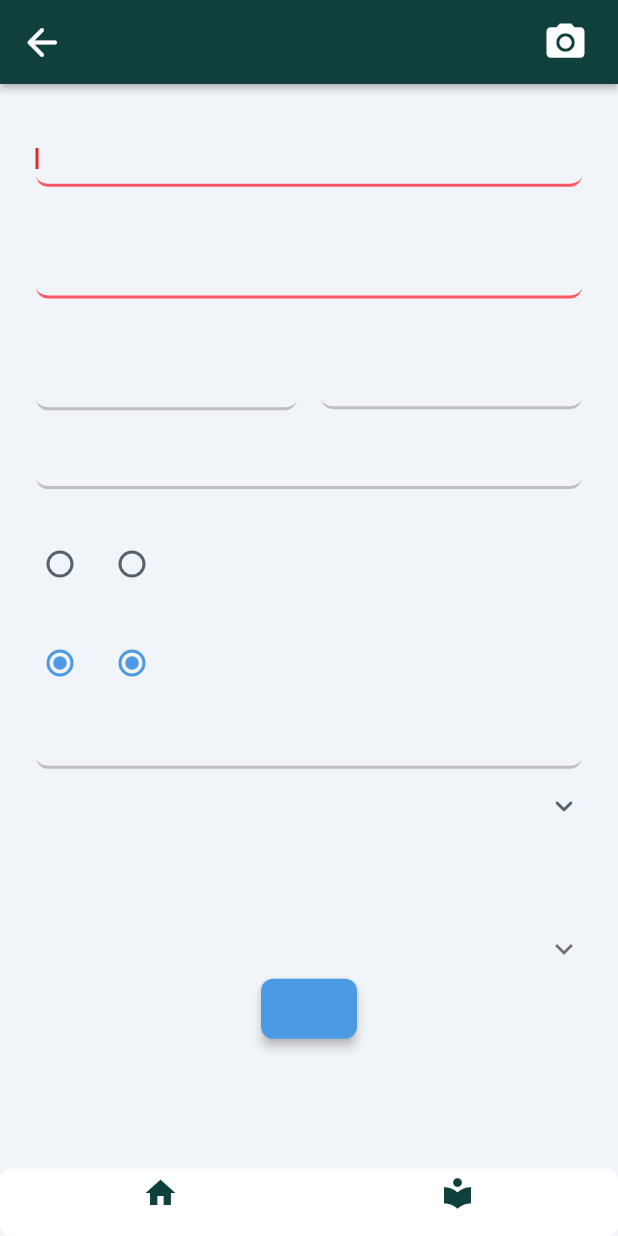
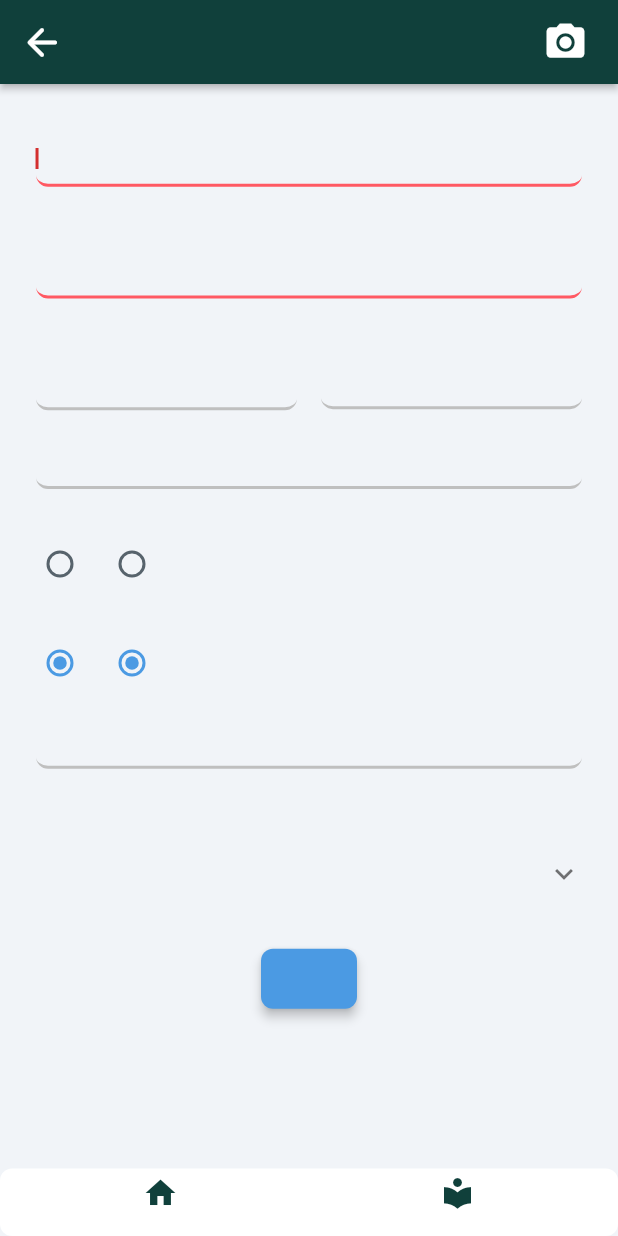
Before and after one commit to AppleXumber/book_tracker, a Flutter app: the screen it shows after launch, after a tap on "Adicionar livro", on a phone screen of 412 x 824 dp. Run offline on Flutter 3.47's test engine with Material 2 defaults, Android fonts, the phone set to English and light mode, and no system bars; drawn by our look-alikes of expandable, floating_bottom_navigation_bar; our stand-ins replace auto_size_text, dropdown_button2, fl_chart, font_awesome_flutter, from_css_color, go_router and 8 more; missing offline and left inert: json_path; accounts and stored records are empty; network calls fail.

Commit message:
Mudanças no botão de salvar do Form, Mudanças na pagina inicial e mudanças no summary e getItens

```diff
--- a/lib/components/get_itens.dart
+++ b/lib/components/get_itens.dart
@@ -2,7 +2,6 @@ import 'package:book_tracker/flutter_flow/flutter_flow_util.dart';
 import 'package:flutter/material.dart';
 
 import '../classes/books.dart';
-import '../database/sql_helper.dart';
 import '../flutter_flow/flutter_flow_theme.dart';
 import '../flutter_flow/flutter_flow_widgets.dart';
 import 'bookSummary_widget.dart';
@@ -65,7 +64,6 @@ class GetItensListView extends StatelessWidget {
                     ),
                   ),
                 );
-
               }
             }
             return Column(
@@ -75,7 +73,6 @@ class GetItensListView extends StatelessWidget {
                 BookSummary(livro),
               ],
             );
-            break;
         }
       },
     );
@@ -94,7 +91,13 @@ class WarningNoBookAdd extends StatelessWidget {
         padding: EdgeInsets.all(55.0),
         child: Column(
           children: [
-            Icon(Icons.bookmark_add_outlined, size: 100),
+            Row(
+              mainAxisAlignment: MainAxisAlignment.center,
+              children: [
+                Icon(Icons.menu_book_sharp, size: 100),
+                Icon(Icons.add, size: 100),
+              ],
+            ),
             Text(
               "Não há nenhum livro",
               style: TextStyle(fontSize: 28),
--- a/lib/pages/form_books/form_books_widget.dart
+++ b/lib/pages/form_books/form_books_widget.dart
@@ -153,6 +153,7 @@ class _FormBooksWidgetState extends State<FormBooksWidget> {
         body: SafeArea(
           top: true,
           child: SingleChildScrollView(
+            padding: EdgeInsetsDirectional.only(bottom: 60),
             child: Column(
               mainAxisSize: MainAxisSize.max,
               children: [
@@ -612,29 +613,31 @@ class _FormBooksWidgetState extends State<FormBooksWidget> {
                                   .asValidator(context),
                             ),
                           ),
-                          FlutterFlowDropDown<String>(
+
+
+                          /*FlutterFlowDropDown<String>(
                             controller: _model.dropDownValueController ??=
                                 FormFieldController<String>(
                               _model.dropDownValue ??=
                                   FFLocalizations.of(context).getText(
-                                'jwjk7mly' /* Adicionar a uma lista */,
+                                'jwjk7mly' *//* Adicionar a uma lista *//*,
                               ),
                             ),
                             options: [
                               FFLocalizations.of(context).getText(
-                                'ge47vx0f' /* Adicionar a uma lista */,
+                                'ge47vx0f' *//* Adicionar a uma lista *//*,
                               ),
                               FFLocalizations.of(context).getText(
-                                'd3gd18l7' /* 5 */,
+                                'd3gd18l7' *//* 5 *//*,
                               ),
                               FFLocalizations.of(context).getText(
-                                'ydueeq79' /* 10 */,
+                                'ydueeq79' *//* 10 *//*,
                               ),
                               FFLocalizations.of(context).getText(
-                                'u0x7799m' /* 15 */,
+                                'u0x7799m' *//* 15 *//*,
                               ),
                               FFLocalizations.of(context).getText(
-                                'gv1fqhjt' /* 20 */,
+                                'gv1fqhjt' *//* 20 *//*,
                               )
                             ],
                             onChanged: (val) =>
@@ -643,7 +646,7 @@ class _FormBooksWidgetState extends State<FormBooksWidget> {
                             height: 50.0,
                             textStyle: FlutterFlowTheme.of(context).bodyMedium,
                             hintText: FFLocalizations.of(context).getText(
-                              'uwd4g9x6' /* Adicionar a uma lista */,
+                              'uwd4g9x6' *//* Adicionar a uma lista *//*,
                             ),
                             icon: Icon(
                               Icons.keyboard_arrow_down_rounded,
@@ -659,7 +662,9 @@ class _FormBooksWidgetState extends State<FormBooksWidget> {
                             hidesUnderline: true,
                             isSearchable: false,
                             isMultiSelect: false,
-                          ),
+                          ),*/
+
+
                           Padding(
                             padding: EdgeInsetsDirectional.fromSTEB(
                                 0.0, 50.0, 0.0, 0.0),
@@ -1278,8 +1283,7 @@ class _FormBooksWidgetState extends State<FormBooksWidget> {
                           Align(
                             alignment: AlignmentDirectional(0.00, 1.00),
                             child: Padding(
-                              padding: EdgeInsetsDirectional.fromSTEB(
-                                  0.0, 0.0, 0.0, 30.0),
+                              padding: EdgeInsetsDirectional.all(30),
                               child: FFButtonWidget(
                                 onPressed: () async {
                                   String title =
--- a/lib/pages/home_page/home_page_widget.dart
+++ b/lib/pages/home_page/home_page_widget.dart
@@ -1,16 +1,12 @@
 import '../../components/fab_form_book.dart';
 import '../../components/get_itens.dart';
-import '../../flutter_flow/flutter_flow_widgets.dart';
 import '/components/drawer_widget.dart';
-import '/components/bookSummary_widget.dart';
-import '/flutter_flow/flutter_flow_icon_button.dart';
 import '/flutter_flow/flutter_flow_theme.dart';
 import '/flutter_flow/flutter_flow_util.dart';
 import 'package:flutter/material.dart';
 import 'package:provider/provider.dart';
 import 'home_page_model.dart';
 export 'home_page_model.dart';
-import '../../classes/books.dart';
 import "../../database/sql_helper.dart";
 
 class HomePageWidget extends StatefulWidget {
@@ -114,9 +110,20 @@ class _HomePageWidgetState extends State<HomePageWidget> {
             child: SingleChildScrollView(
               primary: true,
               child: Column(
+                crossAxisAlignment: CrossAxisAlignment.start,
                 children: [
+                  Padding(
+                    padding: const EdgeInsets.all(18.0),
+                    child: Text("Leituras em progresso:",
+                        style: TextStyle(fontSize: 16)),
+                  ),
                   GetItensListView(
                       getter: SQLHelper.getStatus("reading"), toAdd: true),
+                  Padding(
+                    padding: const EdgeInsets.all(18.0),
+                    child: Text("Leituras futuras:",
+                        style: TextStyle(fontSize: 16)),
+                  ),
                   GetItensListView(
                       getter: SQLHelper.getStatus("toRead"), toAdd: false),
                 ],
```
Also changed, not shown: lib/components/bookSummary_widget.dart (+106 -63 lines).
